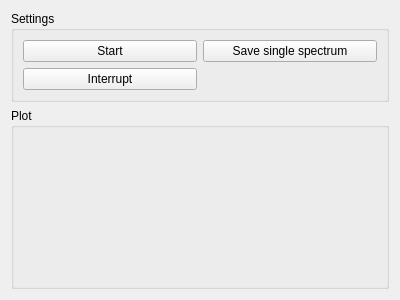
Qt form spec_plot.ui (SarthakJariwala/HW_OceanOptics) before a commit.
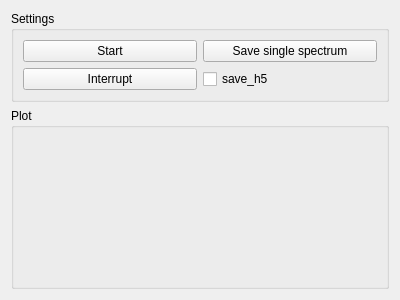
The same form after that commit.

Diff of the .ui file:
```diff
--- a/spec_plot.ui
+++ b/spec_plot.ui
@@ -41,6 +41,13 @@
         </property>
        </widget>
       </item>
+      <item row="1" column="1">
+       <widget class="QCheckBox" name="save_h5_checkBox">
+        <property name="text">
+         <string>save_h5</string>
+        </property>
+       </widget>
+      </item>
      </layout>
     </widget>
    </item>
```
